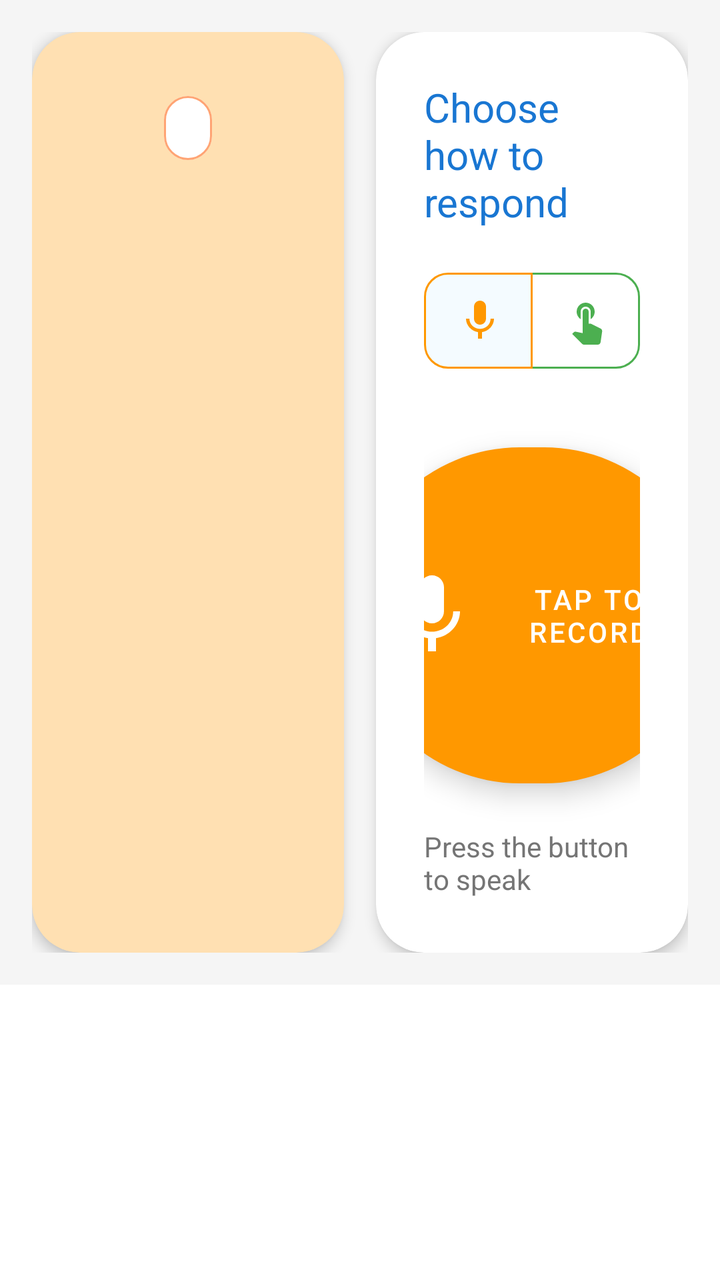
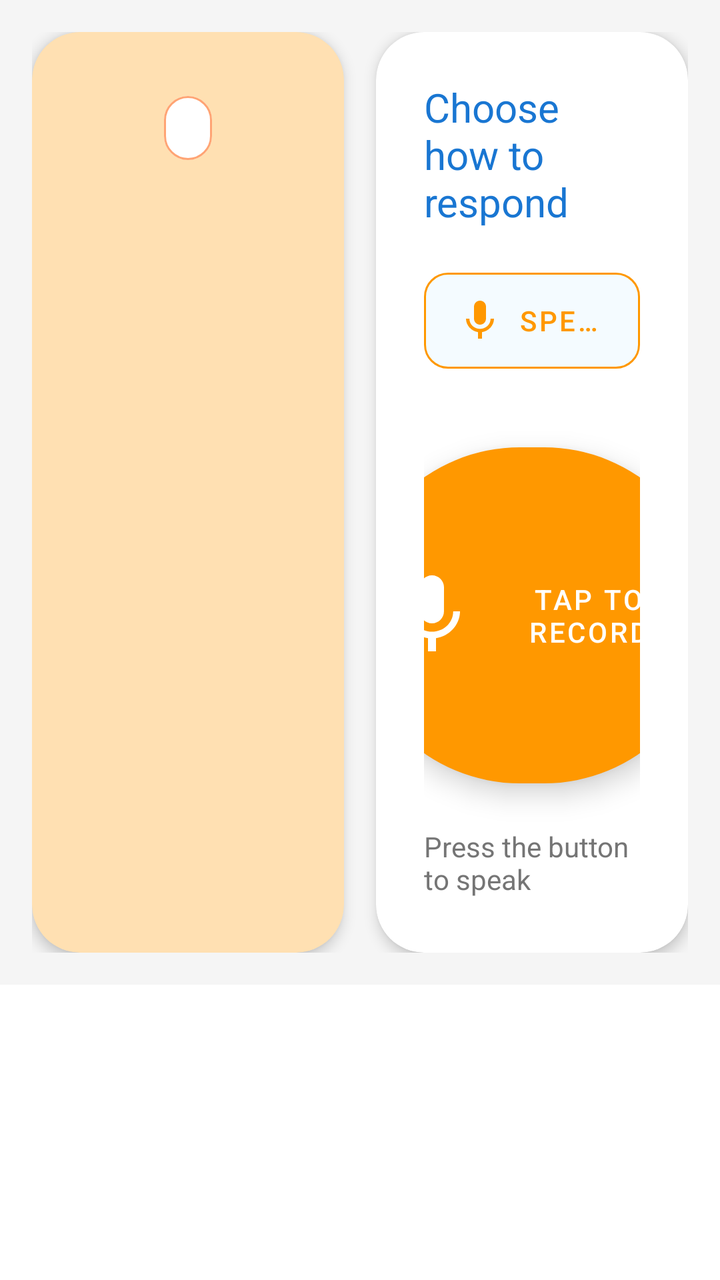

Two renders of the same Android screen: before a commit and after it. Below are the layout's source before the change and the commit's diff.
<!-- AndroidManifest.xml: application theme Theme.PepperGPTIntegration -->
<!-- res/layout/fragment_activities.xml -->
<?xml version="1.0" encoding="utf-8"?>
<androidx.coordinatorlayout.widget.CoordinatorLayout
    xmlns:android="http://schemas.android.com/apk/res/android"
    xmlns:app="http://schemas.android.com/apk/res-auto"
    xmlns:tools="http://schemas.android.com/tools"
    android:layout_width="match_parent"
    android:layout_height="match_parent"
    android:background="#FFFFFF">


    <androidx.core.widget.NestedScrollView
        android:layout_width="match_parent"
        android:layout_height="match_parent"
        app:layout_behavior="@string/appbar_scrolling_view_behavior">

        <FrameLayout
            android:layout_width="match_parent"
            android:layout_height="wrap_content">

            
            <LinearLayout
                android:id="@+id/loadingStateView"
                android:layout_width="match_parent"
                android:layout_height="match_parent"
                android:gravity="center"
                android:orientation="vertical"
                android:visibility="gone">

                <com.airbnb.lottie.LottieAnimationView
                    android:layout_width="150dp"
                    android:layout_height="150dp"
                    app:lottie_autoPlay="true"
                    app:lottie_loop="true"
                    app:lottie_rawRes="@raw/loading"/>

                <TextView
                    android:layout_width="wrap_content"
                    android:layout_height="wrap_content"
                    android:layout_marginTop="16dp"
                    android:text="Starting therapy session..."
                    android:textColor="@color/onSurface"
                    android:textSize="18sp"/>
            </LinearLayout>

            
            <LinearLayout
                android:id="@+id/contentStateView"
                android:layout_width="match_parent"
                android:layout_height="match_parent"
                android:orientation="horizontal"
                android:padding="16dp"
                android:weightSum="2"
                android:background="#F5F5F5">

                
                <com.google.android.material.card.MaterialCardView
                    android:layout_width="0dp"
                    android:layout_height="match_parent"
                    android:layout_weight="1"
                    android:layout_marginEnd="8dp"
                    app:cardBackgroundColor="#FFE0B2"
                    app:cardCornerRadius="24dp"
                    app:cardElevation="4dp">

                    <LinearLayout
                        android:layout_width="match_parent"
                        android:layout_height="match_parent"
                        android:orientation="vertical"
                        android:gravity="center"
                        android:padding="24dp">

                        
                        <com.google.android.material.chip.Chip
                            android:id="@+id/difficultyChip"
                            android:layout_width="wrap_content"
                            android:layout_height="wrap_content"
                            android:layout_marginBottom="16dp"
                            app:chipBackgroundColor="#FFFFFF"
                            app:chipCornerRadius="16dp"
                            app:chipStrokeColor="#FFA474"
                            app:chipStrokeWidth="1dp"/>

                        
                        <FrameLayout
                            android:layout_width="300dp"
                            android:layout_height="300dp"
                            android:layout_marginBottom="16dp"
                            android:elevation="4dp">

                            <ImageView
                                android:id="@+id/itemImageView"
                                android:layout_width="match_parent"
                                android:layout_height="match_parent"
                                android:scaleType="centerInside"
                                android:contentDescription="Therapy item"
                                android:padding="24dp"/>
                        </FrameLayout>

                        
                        <com.google.android.material.textview.MaterialTextView
                            android:id="@+id/itemNameTextView"
                            android:layout_width="match_parent"
                            android:layout_height="wrap_content"
                            android:gravity="center"
                            android:textAppearance="@style/TextAppearance.MaterialComponents.Headline5"
                            android:textColor="#5D4037"
                            android:textSize="24sp"/>
                    </LinearLayout>
                </com.google.android.material.card.MaterialCardView>

                
                <com.google.android.material.card.MaterialCardView
                    android:layout_width="0dp"
                    android:layout_height="match_parent"
                    android:layout_weight="1"
                    android:layout_marginStart="8dp"
                    app:cardBackgroundColor="#FFFFFF"
                    app:cardCornerRadius="24dp"
                    app:cardElevation="4dp">

                    <LinearLayout
                        android:layout_width="match_parent"
                        android:layout_height="match_parent"
                        android:orientation="vertical"
                        android:padding="24dp">

                        
                        <TextView
                            android:layout_width="wrap_content"
                            android:layout_height="wrap_content"
                            android:text="Choose how to respond"
                            android:textColor="#1976D2"
                            android:textSize="20sp"

                            android:layout_marginBottom="16dp"/>

                        <com.google.android.material.button.MaterialButtonToggleGroup
                            android:id="@+id/responseTypeToggleGroup"
                            android:layout_width="match_parent"
                            android:layout_height="wrap_content"
                            android:layout_marginBottom="24dp"
                            app:checkedButton="@id/verbalButton"
                            app:singleSelection="true">

                            <com.google.android.material.button.MaterialButton
                                android:id="@+id/verbalButton"
                                style="@style/Widget.MaterialComponents.Button.OutlinedButton"
                                android:layout_width="0dp"
                                android:layout_height="60dp"
                                android:layout_weight="1"
                                android:text="Speak"
                                android:textColor="#FF9800"
                                app:icon="@drawable/ic_mic"
                                app:iconTint="#FF9800"
                                app:strokeColor="#FF9800"
                                app:strokeWidth="1dp"
                                app:cornerRadius="12dp"/>

                            <com.google.android.material.button.MaterialButton
                                android:id="@+id/nonverbalButton"
                                style="@style/Widget.MaterialComponents.Button.OutlinedButton"
                                android:layout_width="0dp"
                                android:layout_height="60dp"
                                android:layout_weight="1"
                                android:text="Touch"
                                android:textColor="#4CAF50"
                                app:icon="@drawable/ic_touch"
                                app:iconTint="#4CAF50"
                                app:strokeColor="#4CAF50"
                                app:strokeWidth="1dp"
                                app:cornerRadius="12dp"/>
                        </com.google.android.material.button.MaterialButtonToggleGroup>

                        
                        <LinearLayout
                            android:id="@+id/verbalResponseContainer"
                            android:layout_width="match_parent"
                            android:layout_height="0dp"
                            android:layout_weight="1"
                            android:orientation="vertical"
                            android:gravity="center">

                            <com.google.android.material.button.MaterialButton
                                android:id="@+id/recordButton"
                                android:layout_width="180dp"
                                android:layout_height="180dp"
                                android:text="Tap to Record"
                                android:textColor="#FFFFFF"
                                app:icon="@drawable/ic_mic"
                                app:iconSize="48dp"
                                app:iconTint="#FFFFFF"
                                app:backgroundTint="#FF9800"
                                app:cornerRadius="90dp"
                                android:elevation="8dp"
                                android:stateListAnimator="@null"
                                android:clickable="true"
                                android:focusable="true"/>

                            <TextView
                                android:id="@+id/verbalResponseText"
                                android:layout_width="wrap_content"
                                android:layout_height="wrap_content"
                                android:layout_marginTop="16dp"
                                android:text="Press the button to speak"
                                android:textColor="#757575"/>
                        </LinearLayout>

                        
                        <LinearLayout
                            android:id="@+id/nonverbalResponseContainer"
                            android:layout_width="match_parent"
                            android:layout_height="0dp"
                            android:layout_weight="1"
                            android:orientation="vertical"
                            android:gravity="center"
                            android:visibility="gone">

                            <TextView
                                android:layout_width="wrap_content"
                                android:layout_height="wrap_content"
                                android:text="Select your answer"
                                android:textColor="#1976D2"
                                android:textSize="18sp"
                                android:layout_marginBottom="16dp"
                                android:layout_gravity="center"/>

                            <com.google.android.material.progressindicator.LinearProgressIndicator
                                android:id="@+id/nonverbalProgressIndicator"
                                android:layout_width="200dp"
                                android:layout_height="4dp"
                                android:layout_gravity="center"
                                android:visibility="gone"
                                app:indicatorColor="#4CAF50"/>

                            <HorizontalScrollView
                                android:layout_width="wrap_content"
                                android:layout_height="wrap_content"
                                android:layout_gravity="center"
                                android:scrollbars="none">

                                <com.google.android.material.chip.ChipGroup
                                    android:id="@+id/nonverbalOptionsGroup"
                                    android:layout_width="wrap_content"
                                    android:layout_height="wrap_content"
                                    android:layout_gravity="center"
                                    app:singleSelection="true"
                                    app:chipSpacing="12dp">
                                </com.google.android.material.chip.ChipGroup>
                            </HorizontalScrollView>
                        </LinearLayout>
                    </LinearLayout>
                </com.google.android.material.card.MaterialCardView>
            </LinearLayout>



            
            <LinearLayout
                android:id="@+id/emptyStateView"
                android:layout_width="match_parent"
                android:layout_height="match_parent"
                android:gravity="center"
                android:orientation="vertical"
                android:visibility="gone">

                <ImageView
                    android:layout_width="120dp"
                    android:layout_height="120dp"
                    android:src="@drawable/ic_empty_children"/>

                <TextView
                    android:layout_width="wrap_content"
                    android:layout_height="wrap_content"
                    android:layout_marginTop="16dp"
                    android:text="No items available"
                    android:textColor="@color/onSurface"
                    android:textSize="18sp"/>

                <TextView
                    android:layout_width="wrap_content"
                    android:layout_height="wrap_content"
                    android:layout_marginTop="8dp"
                    android:text="Please try again later"
                    android:textColor="@color/onSurfaceVariant"
                    android:textSize="14sp"/>

                <com.google.android.material.button.MaterialButton
                    android:id="@+id/retryButton"
                    android:layout_width="wrap_content"
                    android:layout_height="wrap_content"
                    android:layout_marginTop="24dp"
                    android:text="Retry"
                    app:icon="@drawable/ic_refresh"
                    app:iconTint="@color/primary"/>
            </LinearLayout>

            
            <LinearLayout
                android:id="@+id/errorStateView"
                android:layout_width="match_parent"
                android:layout_height="match_parent"
                android:gravity="center"
                android:orientation="vertical"
                android:visibility="gone">

                <ImageView
                    android:layout_width="120dp"
                    android:layout_height="120dp"
                    android:src="@drawable/ic_error"/>

                <TextView
                    android:id="@+id/errorTextView"
                    android:layout_width="wrap_content"
                    android:layout_height="wrap_content"
                    android:layout_marginTop="16dp"
                    android:textColor="@color/onSurface"
                    android:textSize="18sp"/>

                <com.google.android.material.button.MaterialButton
                    android:id="@+id/errorRetryButton"
                    android:layout_width="wrap_content"
                    android:layout_height="wrap_content"
                    android:layout_marginTop="24dp"
                    android:text="Try Again"
                    app:icon="@drawable/ic_refresh"
                    app:iconTint="@color/primary"/>
            </LinearLayout>
        </FrameLayout>
    </androidx.core.widget.NestedScrollView>

    
    <com.google.android.material.progressindicator.CircularProgressIndicator
        android:id="@+id/loadingIndicator"
        android:layout_width="wrap_content"
        android:layout_height="wrap_content"
        android:layout_gravity="center"
        android:visibility="gone"
        app:indicatorColor="@color/primary"/>
</androidx.coordinatorlayout.widget.CoordinatorLayout>
<!-- resources referenced by this layout -->
<resources>
  <color name="onSurface">#1C1B1F</color>
  <color name="onSurfaceVariant">#49454F</color>
  <color name="primary">#6750A4</color>
  <!-- drawable ic_empty_children (drawable) -->
  <vector xmlns:android="http://schemas.android.com/apk/res/android"
      android:width="24dp"
      android:height="24dp"
      android:viewportWidth="24"
      android:viewportHeight="24"
      android:tint="?attr/colorControlNormal">
    <path
        android:fillColor="@android:color/white"
        android:pathData="M6,2v6h0.01L6,8.01 10,12l-4,4 0.01,0.01L6,16.01L6,22h12v-5.99h-0.01L18,16l-4,-4 4,-3.99 -0.01,-0.01L18,8L18,2L6,2zM16,16.5L16,20L8,20v-3.5l4,-4 4,4zM12,11.5l-4,-4L8,4h8v3.5l-4,4z"/>
  </vector>
  <!-- drawable ic_error (drawable) -->
  <vector xmlns:android="http://schemas.android.com/apk/res/android"
      android:width="24dp"
      android:height="24dp"
      android:viewportWidth="24"
      android:viewportHeight="24"
      android:tint="?attr/colorControlNormal">
    <path
        android:fillColor="@android:color/white"
        android:pathData="M12,2C6.48,2 2,6.48 2,12s4.48,10 10,10 10,-4.48 10,-10S17.52,2 12,2zM13,17h-2v-2h2v2zM13,13h-2L11,7h2v6z"/>
  </vector>
  <!-- drawable ic_mic (drawable) -->
  <vector xmlns:android="http://schemas.android.com/apk/res/android"
      android:width="24dp"
      android:height="24dp"
      android:viewportWidth="24"
      android:viewportHeight="24"
      android:tint="?attr/colorControlNormal">
    <path
        android:fillColor="@android:color/white"
        android:pathData="M12,14c1.66,0 2.99,-1.34 2.99,-3L15,5c0,-1.66 -1.34,-3 -3,-3S9,3.34 9,5v6c0,1.66 1.34,3 3,3zM17.3,11c0,3 -2.54,5.1 -5.3,5.1S6.7,14 6.7,11L5,11c0,3.41 2.72,6.23 6,6.72L11,21h2v-3.28c3.28,-0.48 6,-3.3 6,-6.72h-1.7z"/>
  </vector>
  <!-- drawable ic_refresh (drawable) -->
  <vector xmlns:android="http://schemas.android.com/apk/res/android"
      android:width="24dp"
      android:height="24dp"
      android:viewportWidth="24"
      android:viewportHeight="24"
      android:tint="?attr/colorControlNormal">
    <path
        android:fillColor="@android:color/white"
        android:pathData="M17.65,6.35C16.2,4.9 14.21,4 12,4c-4.42,0 -7.99,3.58 -7.99,8s3.57,8 7.99,8c3.73,0 6.84,-2.55 7.73,-6h-2.08c-0.82,2.33 -3.04,4 -5.65,4 -3.31,0 -6,-2.69 -6,-6s2.69,-6 6,-6c1.66,0 3.14,0.69 4.22,1.78L13,11h7V4l-2.35,2.35z"/>
  </vector>
  <style name="Theme.PepperGPTIntegration" parent="Theme.MaterialComponents.DayNight.DarkActionBar">
          
          <item name="colorPrimary">#6EC6FF</item>
          <item name="colorPrimaryVariant">@color/purple_700</item>
          <item name="colorOnPrimary">@color/white</item>
          
          <item name="colorSecondary">@color/teal_200</item>
          <item name="colorSecondaryVariant">@color/teal_700</item>
          <item name="colorOnSecondary">@color/black</item>
  
          
          <item name="android:statusBarColor" tools:targetApi="l">?attr/colorPrimaryVariant</item>
          
  
          <item name="android:navigationBarColor">?attr/colorSurface</item>
      </style>
  <color name="purple_700">#FF3700B3</color>
  <color name="white">#FFFFFFFF</color>
  <color name="teal_200">#FF03DAC5</color>
  <color name="teal_700">#FF018786</color>
  <color name="black">#FF000000</color>
  <!-- unchanged entries left out for length: 1 -->
</resources>

<!-- the commit's change to res/layout/fragment_activities.xml (unified diff, before → after) -->
@@ -168,7 +168,8 @@
                                 app:iconTint="#4CAF50"
                                 app:strokeColor="#4CAF50"
                                 app:strokeWidth="1dp"
-                                app:cornerRadius="12dp"/>
+                                app:cornerRadius="12dp"
+                                android:visibility="gone"/>
                         </com.google.android.material.button.MaterialButtonToggleGroup>
 
                         
